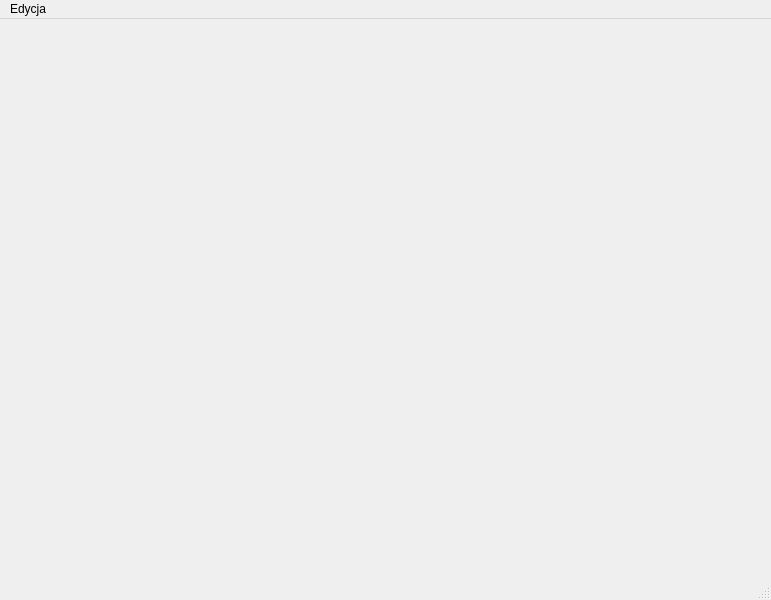
This is templatka.ui in vatrasar/cyfrowe2 as Qt 5 draws it before an edit. The edited form follows.
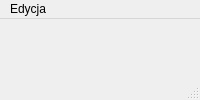
This is the edited form.

What changed in the file:
```diff
--- a/templatka.ui
+++ b/templatka.ui
@@ -6,8 +6,8 @@
    <rect>
     <x>0</x>
     <y>0</y>
-    <width>771</width>
-    <height>600</height>
+    <width>770</width>
+    <height>0</height>
    </rect>
   </property>
   <property name="windowTitle">
@@ -31,7 +31,7 @@
     <rect>
      <x>0</x>
      <y>0</y>
-     <width>771</width>
+     <width>770</width>
      <height>22</height>
     </rect>
    </property>
```
